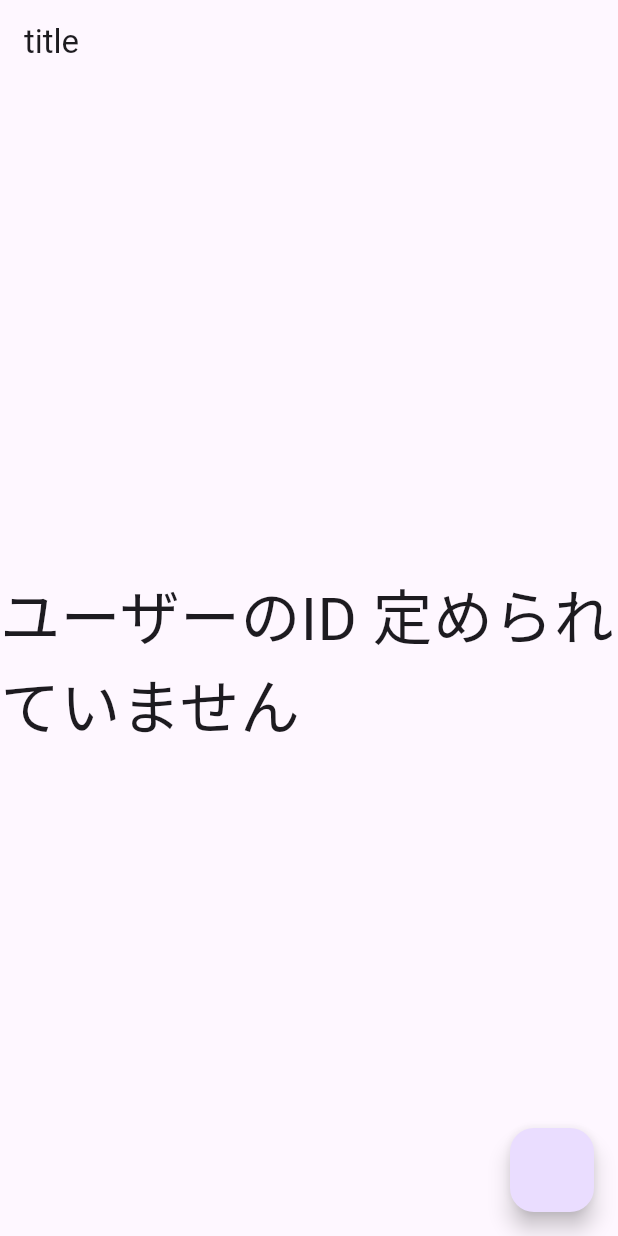
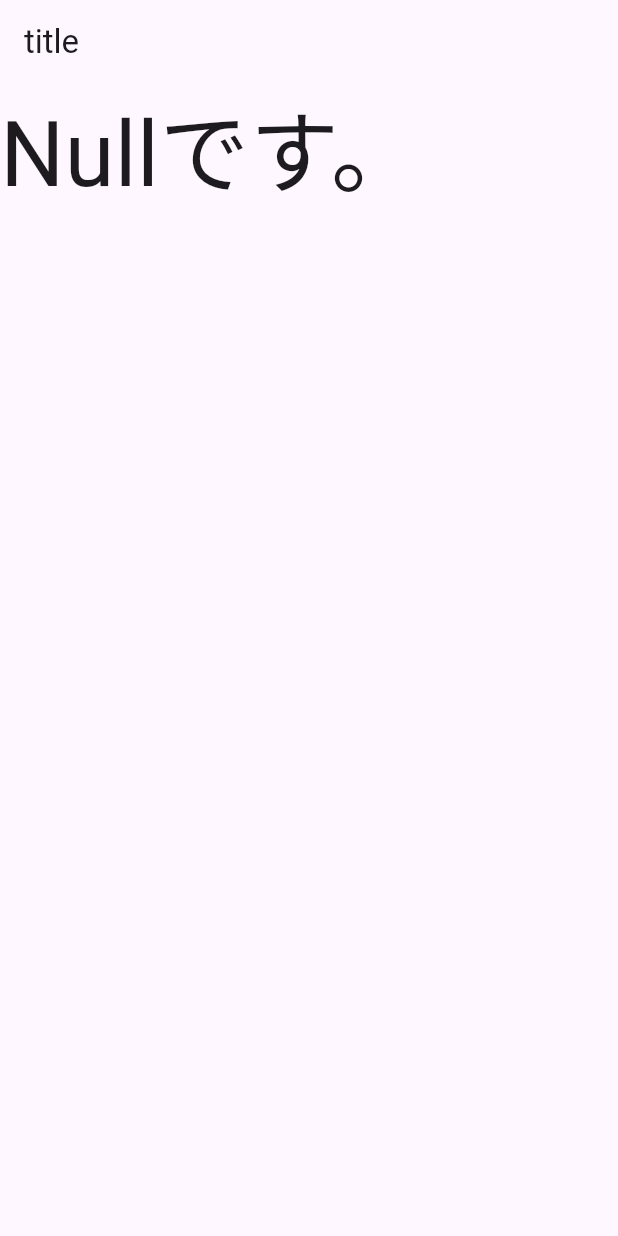
Before and after one commit to shigeyuu/text_sns, a Flutter app: the screen it shows after launch, on a phone screen of 412 x 824 dp. Run offline on Flutter 3.47's test engine with Material 3 defaults, Android fonts, the phone set to English and light mode, and no system bars; our stand-ins replace cloud_firestore, firebase_auth, firebase_core, fluttertoast, freezed_annotation, get; accounts and stored records are empty; generated files the repository leaves out were written again.

Commit message:
AuthControllerを作成しよう

```diff
--- a/lib/app.dart
+++ b/lib/app.dart
@@ -1,4 +1,3 @@
-import 'package:flutter/foundation.dart';
 import 'package:flutter/material.dart';
 import 'package:get/get.dart';
 import 'flavors.dart';
@@ -13,30 +12,8 @@ class App extends StatelessWidget {
       theme: ThemeData(
         primarySwatch: Colors.blue,
       ),
-      home: _flavorBanner(
-        child: const MyHomePage(),
-        show: kDebugMode,
-      ),
+      debugShowCheckedModeBanner: false,
+      home: const MyHomePage(),
     );
   }
-
-  Widget _flavorBanner({
-    required Widget child,
-    bool show = true,
-  }) =>
-      show
-          ? Banner(
-              location: BannerLocation.topStart,
-              message: F.name,
-              color: Colors.green.withOpacity(0.6),
-              textStyle: const TextStyle(
-                  fontWeight: FontWeight.w700,
-                  fontSize: 12.0,
-                  letterSpacing: 1.0),
-              textDirection: TextDirection.ltr,
-              child: child,
-            )
-          : Container(
-              child: child,
-            );
 }
--- /dev/null
+++ b/lib/controllers/auth_controller.dart
@@ -0,0 +1,7 @@
+import 'package:get/get.dart';
+
+import 'package:firebase_auth/firebase_auth.dart';
+
+class AuthController extends GetxController {
+  final rxAuthUser = Rx<User?>(null);
+}
--- a/lib/pages/my_home_page.dart
+++ b/lib/pages/my_home_page.dart
@@ -1,5 +1,6 @@
 import 'package:flutter/material.dart';
 import 'package:get/get.dart';
+import 'package:text_sns/controllers/auth_controller.dart';
 import 'package:text_sns/controllers/my_home_page_controller.dart';
 
 import '../flavors.dart';
@@ -9,21 +10,20 @@ class MyHomePage extends StatelessWidget {
 
   @override
   Widget build(BuildContext context) {
-    final controller = Get.put(MyHomePageController());
+    Get.put(MyHomePageController());
+    final authController = Get.put(AuthController());
     return Scaffold(
       appBar: AppBar(
         title: Text(F.title),
       ),
-      floatingActionButton: FloatingActionButton(
-          onPressed: controller.onFloatingActionButtonPressed),
-      body: Center(
-        child: Obx(() {
-          return Text(
-            'ユーザーのID ${controller.rxDoc.value?.id ?? "定められていません"}',
-            style: const TextStyle(fontSize: 40.0),
-          );
-        }),
-      ),
+      body: Obx(() {
+        const style = TextStyle(fontSize: 60.0);
+        if (authController.rxAuthUser.value != null) {
+          return const Text("Nullではありません。", style: style);
+        } else {
+          return const Text("Nullです。", style: style);
+        }
+      }),
     );
   }
 }
```
